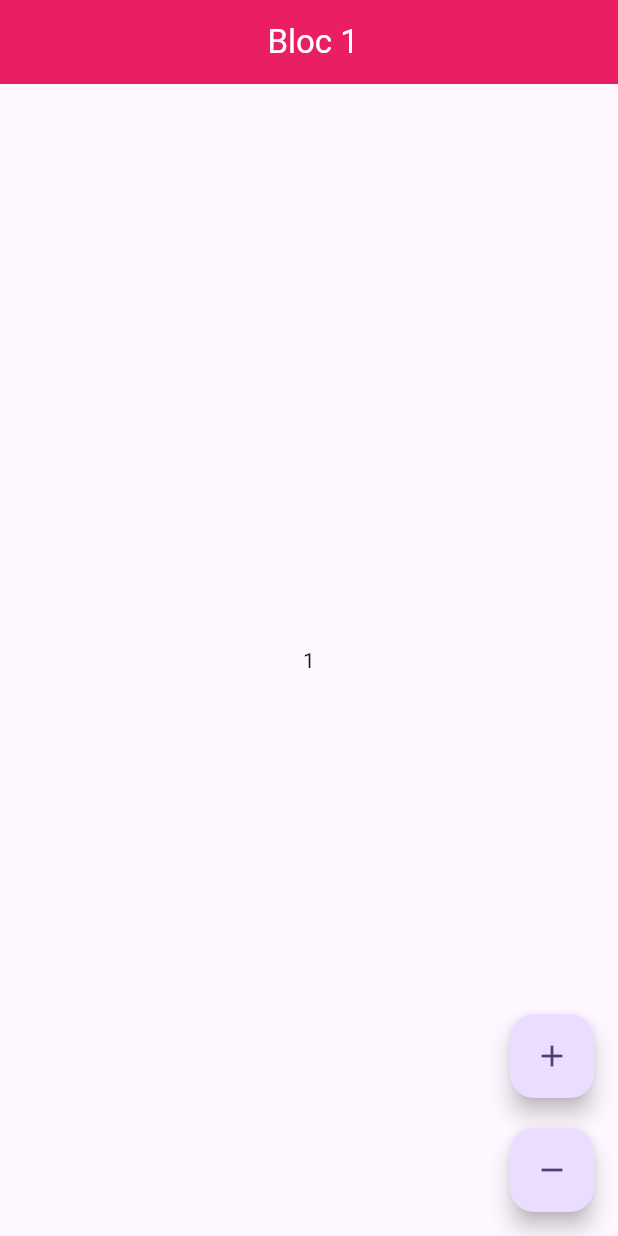
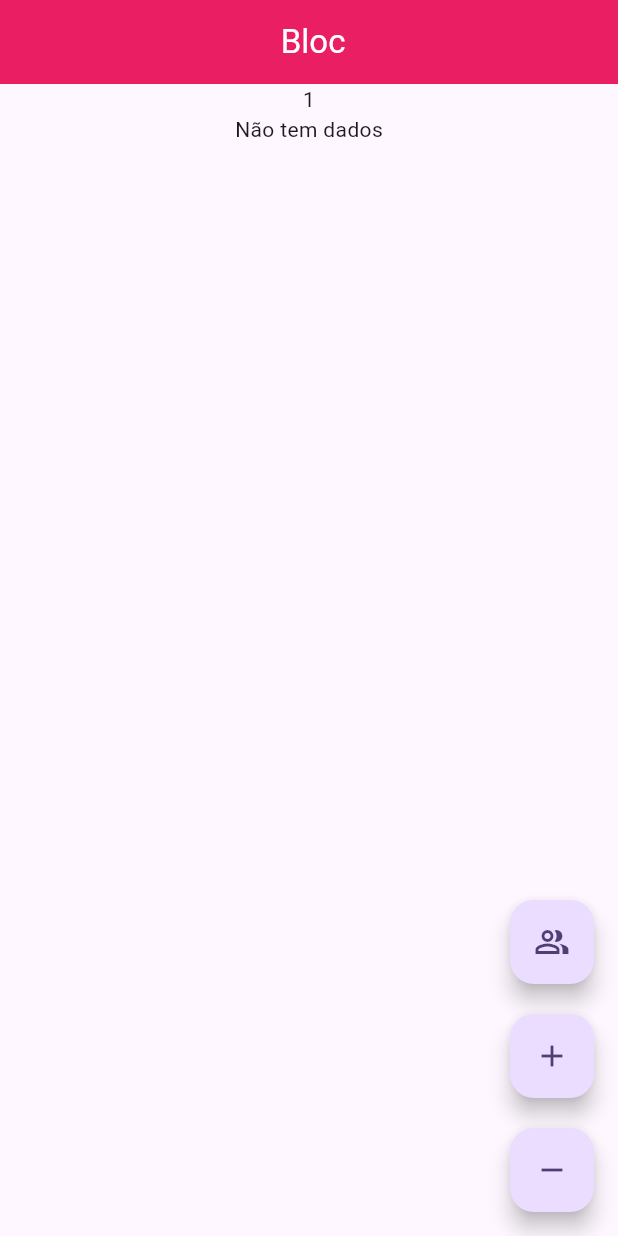
Before and after one commit to mbala-sadraue/flutter-estudos, a Flutter app: the screen it shows after launch, on a phone screen of 412 x 824 dp. Run offline on Flutter 3.47's test engine with Material 3 defaults, Android fonts, the phone set to English and light mode, and no system bars; our stand-ins replace cloud_firestore, firebase_auth, firebase_core, firebase_storage, flutter_bloc, get and 2 more; accounts and stored records are empty.

Commit message:
criar o state base que contem dois modelos

```diff
--- a/state/lib/bloc/user/user.dart
+++ b/state/lib/bloc/user/user.dart
@@ -1,7 +1,13 @@
 class User {
   final String name;
-
   final String id;
 
   User({required this.id, required this.name});
 }
+
+class Job {
+  final String name;
+  final String id;
+
+  Job({required this.id, required this.name});
+}
--- a/state/lib/bloc/user/user_bloc.dart
+++ b/state/lib/bloc/user/user_bloc.dart
@@ -8,12 +8,36 @@ class UserBloc extends Bloc<UserEvent, UserState> {
     on<UserGetUsersEvent>(_onGetUsers);
   }
 
-  _onGetUsers(UserGetUsersEvent event, Emitter emit) async {
-    Future.delayed(const Duration(seconds: 1));
+  _onGetUsers(UserGetUsersEvent event, Emitter<UserState> emit) async {
+      emit(state.copyWith(isLoading: true));
+    await Future.delayed(const Duration(seconds: 1));
 
     final List<User> users = List.generate(event.count,
         (index) => User(id: index.toString(), name: "user name $index"));
 
     emit(UserLoadSuccess(users: users));
+    emit(state.copyWith(isLoading: false,users: users));
   }
+  _onGetJobs(UserGetUsersEvent event, Emitter<UserState> emit) async {
+      emit(state.copyWith(isLoading: true));
+    await Future.delayed(const Duration(seconds: 1));
+
+    final List<User> users = List.generate(event.count,
+        (index) => User(id: index.toString(), name: "user name $index"));
+
+    emit(UserLoadSuccess(users: users));
+    emit(state.copyWith(isLoading: false,users: users));
+  }
+
+
+
+  //  _onGetUsers(UserGetUsersEvent event, Emitter<UserState> emit) async {
+  //     emit(UserLoadInProgress());
+  //   await Future.delayed(const Duration(seconds: 1));
+
+  //   final List<User> users = List.generate(event.count,
+  //       (index) => User(id: index.toString(), name: "user name $index"));
+
+  //   emit(UserLoadSuccess(users: users));
+  // }
 }
--- a/state/lib/bloc/user/user_state.dart
+++ b/state/lib/bloc/user/user_state.dart
@@ -2,15 +2,35 @@ import 'package:flutter/material.dart';
 import 'package:state/bloc/user/user.dart';
 
 @immutable
-abstract class UserState{}
+ class UserState{
+
+  final List<User>users;
+  final List<Job> jobs;
+  final bool isLoading;
+
+  const UserState({
+     this.users = const [],
+     this.jobs = const [],
+     this.isLoading = false
+  });
+
+  UserState copyWith({List<User>?users,List<Job>? jobs, bool? isLoading}){
+
+    return UserState(
+      users: users?? this.users,
+      jobs: jobs?? this.jobs,
+      isLoading:  isLoading ?? this.isLoading
+    );
+  }
+}
 
 class UserInitial extends UserState {}
 
 class UserLoadInProgress extends UserState {}
 
 class UserLoadSuccess extends UserState {
-  final List<User> users;
-  UserLoadSuccess({
-    required this.users
-  });
+
+   const UserLoadSuccess({
+  required users
+  }):super(users: users);
 }
--- a/state/lib/main.dart
+++ b/state/lib/main.dart
@@ -1,6 +1,10 @@
 import 'package:flutter/material.dart';
 import 'package:flutter_bloc/flutter_bloc.dart';
 import 'package:state/bloc/counter_bloc.dart';
+import 'package:state/bloc/user/user_bloc.dart';
+import 'package:state/bloc/user/user_state.dart';
+
+import 'bloc/user/user_event.dart';
 
 void main() {
   runApp(const MyApp());
@@ -18,7 +22,7 @@ class MyApp extends StatelessWidget {
         colorScheme: ColorScheme.fromSeed(seedColor: Colors.deepPurple),
         useMaterial3: true,
       ),
-      home:  MyHomePage(title: 'Flutter Demo Home Page'),
+      home: MyHomePage(title: 'Flutter Demo Home Page'),
     );
   }
 }
@@ -28,27 +32,33 @@ class MyHomePage extends StatelessWidget {
   MyHomePage({super.key, required this.title});
 
   final counterBloc = CounterBloc()..add(CounterIncrementPressed());
+  final userBloc = UserBloc()..add((UserGetUsersEvent(0)));
 
   @override
   Widget build(BuildContext context) {
     return MultiBlocProvider(
-      providers:[
-        BlocProvider<CounterBloc>(create: (context) => counterBloc)
-      ],
-      child: BlocBuilder<CounterBloc, int>(
-        // bloc: counterBloc,
-        builder: (context, state) => Scaffold(
-          appBar:  AppBar(
+      providers: [BlocProvider<CounterBloc>(create: (context) => counterBloc)],
+      child: Scaffold(
+        appBar: AppBar(
           backgroundColor: Colors.pink,
-            title: Center(child: Text(" Bloc ${state.toString()}",style: const TextStyle(color: Colors.white),),),
+          title: const Center(
+            child: Text(
+              " Bloc",
+              style: const TextStyle(color: Colors.white),
             ),
-          body: Center(
-              child: Text(state.toString()),
+          ),
         ),
         floatingActionButton: Column(
           mainAxisAlignment: MainAxisAlignment.end,
           // crossAxisAlignment: CrossAxisAlignment.end,
           children: [
+             FloatingActionButton(
+              onPressed: () {
+                userBloc.add(UserGetUsersEvent(counterBloc.state));
+              },
+              child: const Icon(Icons.people_alt_outlined),
+            ),
+            const SizedBox(height: 20,),
             FloatingActionButton(
               onPressed: () {
                 counterBloc.add(CounterIncrementPressed());
@@ -66,9 +76,38 @@ class MyHomePage extends StatelessWidget {
             )
           ],
         ),
+        body: Center(
+          child: Column(
+            children: [
+              BlocBuilder(
+                bloc: counterBloc,
+                builder: (context, countState) => Text(
+                  countState.toString(),
                 ),
               ),
-      ) ;
+              BlocBuilder<UserBloc, UserState>(
+                bloc: userBloc,
+                builder: (context, state){
+
+                  final users = state.users;
+                  return Column(
+                    children: [
+                    if(users.isEmpty  && state.isLoading)
+                       const  CircularProgressIndicator(),
+                    if(users.isNotEmpty && state.isLoading == false)
+                    ...users.map((e) => Text(e.name)),
+                    if(users.isEmpty && state.isLoading == false )
+                      const Text("Não tem dados")
+                    ],
+                  );
+
+                },
+              )
+            ],
+          ),
+        ),
+      ),
+    );
   }
 }
 
```
Lines whose indentation alone changed are shown as unchanged.
